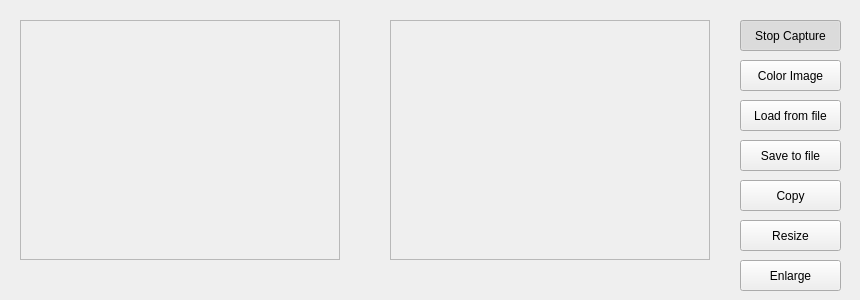
Before: the Qt Designer form mainwindow.ui in JesusCHA/VA, drawn with Qt 5.
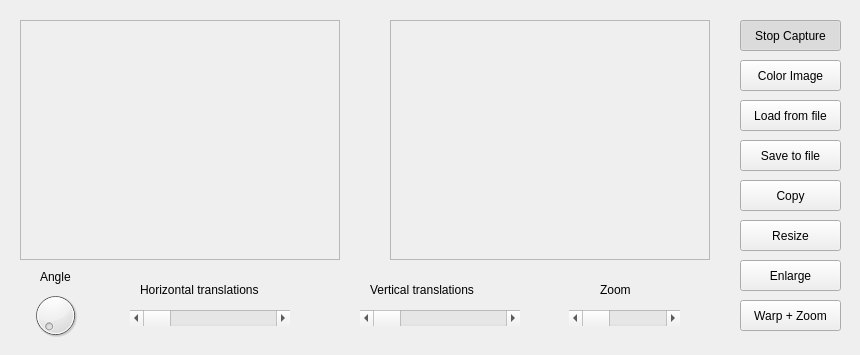
After: the same form once the commit is applied.

Commit message: lo que te de la gana

What changed in the file:
```diff
--- a/mainwindow.ui
+++ b/mainwindow.ui
@@ -7,7 +7,7 @@
     <x>0</x>
     <y>0</y>
     <width>860</width>
-    <height>300</height>
+    <height>355</height>
    </rect>
   </property>
   <property name="windowTitle">
@@ -148,6 +148,120 @@
     <string>Enlarge</string>
    </property>
   </widget>
+  <widget class="QDial" name="angleDial">
+   <property name="geometry">
+    <rect>
+     <x>30</x>
+     <y>290</y>
+     <width>51</width>
+     <height>51</height>
+    </rect>
+   </property>
+  </widget>
+  <widget class="QScrollBar" name="horizontalTranslation">
+   <property name="geometry">
+    <rect>
+     <x>130</x>
+     <y>310</y>
+     <width>160</width>
+     <height>16</height>
+    </rect>
+   </property>
+   <property name="orientation">
+    <enum>Qt::Horizontal</enum>
+   </property>
+  </widget>
+  <widget class="QScrollBar" name="verticalTranslation">
+   <property name="geometry">
+    <rect>
+     <x>360</x>
+     <y>310</y>
+     <width>160</width>
+     <height>16</height>
+    </rect>
+   </property>
+   <property name="orientation">
+    <enum>Qt::Horizontal</enum>
+   </property>
+  </widget>
+  <widget class="QScrollBar" name="zoomTranslation">
+   <property name="geometry">
+    <rect>
+     <x>569</x>
+     <y>310</y>
+     <width>111</width>
+     <height>16</height>
+    </rect>
+   </property>
+   <property name="orientation">
+    <enum>Qt::Horizontal</enum>
+   </property>
+  </widget>
+  <widget class="QLabel" name="label">
+   <property name="geometry">
+    <rect>
+     <x>140</x>
+     <y>280</y>
+     <width>141</width>
+     <height>20</height>
+    </rect>
+   </property>
+   <property name="text">
+    <string>Horizontal translations</string>
+   </property>
+  </widget>
+  <widget class="QLabel" name="label_2">
+   <property name="geometry">
+    <rect>
+     <x>40</x>
+     <y>270</y>
+     <width>58</width>
+     <height>14</height>
+    </rect>
+   </property>
+   <property name="text">
+    <string>Angle</string>
+   </property>
+  </widget>
+  <widget class="QLabel" name="label_3">
+   <property name="geometry">
+    <rect>
+     <x>370</x>
+     <y>280</y>
+     <width>141</width>
+     <height>20</height>
+    </rect>
+   </property>
+   <property name="text">
+    <string>Vertical translations</string>
+   </property>
+  </widget>
+  <widget class="QLabel" name="label_4">
+   <property name="geometry">
+    <rect>
+     <x>600</x>
+     <y>280</y>
+     <width>51</width>
+     <height>20</height>
+    </rect>
+   </property>
+   <property name="text">
+    <string>Zoom</string>
+   </property>
+  </widget>
+  <widget class="QPushButton" name="warpZoomButton">
+   <property name="geometry">
+    <rect>
+     <x>740</x>
+     <y>300</y>
+     <width>101</width>
+     <height>31</height>
+    </rect>
+   </property>
+   <property name="text">
+    <string>Warp + Zoom</string>
+   </property>
+  </widget>
  </widget>
  <resources/>
  <connections/>
```
The commit also changes 1 other file.
